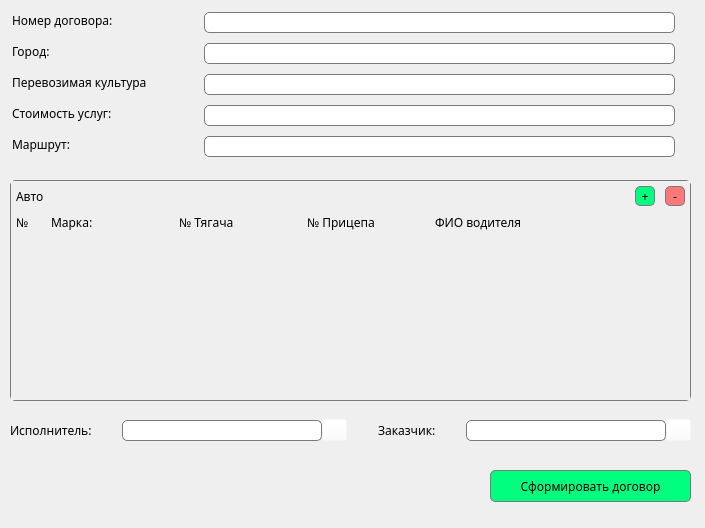
Before: the Qt Designer form dev/ui_template/engine.ui in BitCode-in/transport_services, drawn with Qt 5.
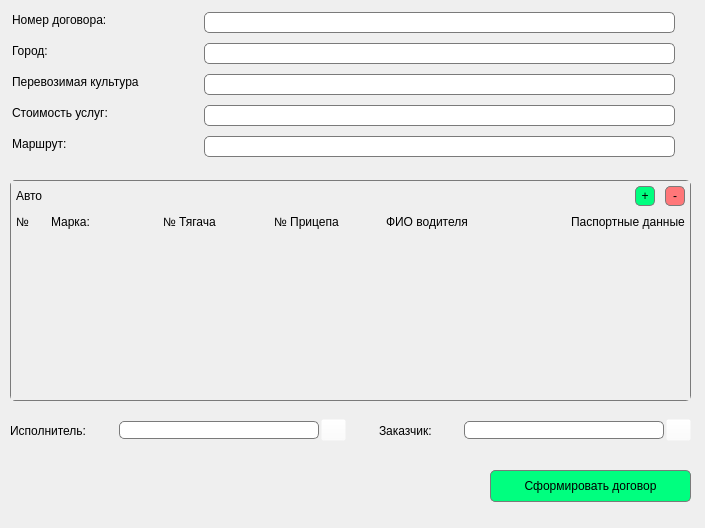
After: the same form once the commit is applied. Icons and pictures are not drawn.

Patch:
```diff
--- a/dev/ui_template/engine.ui
+++ b/dev/ui_template/engine.ui
@@ -24,7 +24,7 @@
    </property>
    <property name="font">
     <font>
-     <family>Montserrat</family>
+     <family>Arial</family>
     </font>
    </property>
    <property name="text">
@@ -84,7 +84,7 @@
    </property>
    <property name="font">
     <font>
-     <family>Montserrat</family>
+     <family>Arial</family>
     </font>
    </property>
    <property name="text">
@@ -102,7 +102,7 @@
    </property>
    <property name="font">
     <font>
-     <family>Montserrat</family>
+     <family>Arial</family>
     </font>
    </property>
    <property name="text">
@@ -120,7 +120,7 @@
    </property>
    <property name="font">
     <font>
-     <family>Montserrat</family>
+     <family>Arial</family>
     </font>
    </property>
    <property name="text">
@@ -201,7 +201,7 @@
    </property>
    <property name="font">
     <font>
-     <family>Montserrat</family>
+     <family>Arial</family>
     </font>
    </property>
    <property name="text">
@@ -219,7 +219,7 @@
    </property>
    <property name="font">
     <font>
-     <family>Montserrat</family>
+     <family>Arial</family>
     </font>
    </property>
    <property name="styleSheet">
@@ -244,7 +244,7 @@
    </property>
    <property name="font">
     <font>
-     <family>Montserrat</family>
+     <family>Arial</family>
     </font>
    </property>
    <property name="autoFillBackground">
@@ -296,7 +296,7 @@
         <widget class="QLabel" name="label_6">
          <property name="font">
           <font>
-           <family>Montserrat</family>
+           <family>Arial</family>
           </font>
          </property>
          <property name="text">
@@ -320,7 +320,7 @@
          </property>
          <property name="font">
           <font>
-           <family>Montserrat</family>
+           <family>Arial</family>
           </font>
          </property>
          <property name="styleSheet">
@@ -351,7 +351,7 @@
          </property>
          <property name="font">
           <font>
-           <family>Montserrat</family>
+           <family>Arial</family>
           </font>
          </property>
          <property name="styleSheet">
@@ -384,7 +384,7 @@
        </property>
        <property name="font">
         <font>
-         <family>Montserrat</family>
+         <family>Arial</family>
         </font>
        </property>
        <layout class="QVBoxLayout" name="verticalLayout_2">
@@ -418,7 +418,7 @@
             </property>
             <property name="font">
              <font>
-              <family>Montserrat</family>
+              <family>Arial</family>
              </font>
             </property>
             <property name="text">
@@ -445,7 +445,7 @@
             </property>
             <property name="font">
              <font>
-              <family>Montserrat</family>
+              <family>Arial</family>
              </font>
             </property>
             <property name="text">
@@ -466,7 +466,7 @@
             </property>
             <property name="font">
              <font>
-              <family>Montserrat</family>
+              <family>Arial</family>
              </font>
             </property>
             <property name="text">
@@ -487,7 +487,7 @@
             </property>
             <property name="font">
              <font>
-              <family>Montserrat</family>
+              <family>Arial</family>
              </font>
             </property>
             <property name="text">
@@ -502,19 +502,19 @@
            <widget class="QLabel" name="label_30">
             <property name="minimumSize">
              <size>
-              <width>250</width>
+              <width>180</width>
               <height>0</height>
              </size>
             </property>
             <property name="maximumSize">
              <size>
-              <width>16777215</width>
+              <width>180</width>
               <height>30</height>
              </size>
             </property>
             <property name="font">
              <font>
-              <family>Montserrat</family>
+              <family>Arial</family>
              </font>
             </property>
             <property name="text">
@@ -525,6 +525,13 @@
             </property>
            </widget>
           </item>
+          <item>
+           <widget class="QLabel" name="label_10">
+            <property name="text">
+             <string>Паспортные данные</string>
+            </property>
+           </widget>
+          </item>
          </layout>
         </item>
        </layout>
@@ -539,6 +546,11 @@
      </item>
      <item>
       <spacer name="verticalSpacer">
+       <property name="font">
+        <font>
+         <family>Arial</family>
+        </font>
+       </property>
        <property name="orientation">
         <enum>Qt::Vertical</enum>
        </property>
@@ -562,6 +574,11 @@
      <height>41</height>
     </rect>
    </property>
+   <property name="font">
+    <font>
+     <family>Arial</family>
+    </font>
+   </property>
    <layout class="QHBoxLayout" name="horizontalLayout_3">
     <property name="spacing">
      <number>0</number>
@@ -584,7 +601,7 @@
        <widget class="QLabel" name="label_7">
         <property name="font">
          <font>
-          <family>Montserrat</family>
+          <family>Arial</family>
          </font>
         </property>
         <property name="text">
@@ -594,6 +611,11 @@
       </item>
       <item>
        <spacer name="horizontalSpacer_2">
+        <property name="font">
+         <font>
+          <family>Arial</family>
+         </font>
+        </property>
         <property name="orientation">
          <enum>Qt::Horizontal</enum>
         </property>
@@ -615,7 +637,7 @@
         </property>
         <property name="font">
          <font>
-          <family>Montserrat</family>
+          <family>Arial</family>
          </font>
         </property>
         <property name="styleSheet">
@@ -628,6 +650,11 @@
       </item>
       <item>
        <spacer name="horizontalSpacer_4">
+        <property name="font">
+         <font>
+          <family>Arial</family>
+         </font>
+        </property>
         <property name="orientation">
          <enum>Qt::Horizontal</enum>
         </property>
@@ -653,6 +680,11 @@
           <height>16777215</height>
          </size>
         </property>
+        <property name="font">
+         <font>
+          <family>Arial</family>
+         </font>
+        </property>
         <property name="styleSheet">
          <string notr="true">QPushButton{
 	background: rgba(255, 255, 255, 0);
@@ -675,6 +707,11 @@
       </item>
       <item>
        <spacer name="horizontalSpacer">
+        <property name="font">
+         <font>
+          <family>Arial</family>
+         </font>
+        </property>
         <property name="orientation">
          <enum>Qt::Horizontal</enum>
         </property>
@@ -690,7 +727,7 @@
        <widget class="QLabel" name="label_8">
         <property name="font">
          <font>
-          <family>Montserrat</family>
+          <family>Arial</family>
          </font>
         </property>
         <property name="text">
@@ -700,6 +737,11 @@
       </item>
       <item>
        <spacer name="horizontalSpacer_3">
+        <property name="font">
+         <font>
+          <family>Arial</family>
+         </font>
+        </property>
         <property name="orientation">
          <enum>Qt::Horizontal</enum>
         </property>
@@ -721,7 +763,7 @@
         </property>
         <property name="font">
          <font>
-          <family>Montserrat</family>
+          <family>Arial</family>
          </font>
         </property>
         <property name="styleSheet">
@@ -734,6 +776,11 @@
       </item>
       <item>
        <spacer name="horizontalSpacer_5">
+        <property name="font">
+         <font>
+          <family>Arial</family>
+         </font>
+        </property>
         <property name="orientation">
          <enum>Qt::Horizontal</enum>
         </property>
```
Left out of the diff: 20 changed lines with no effect on the pictures.
